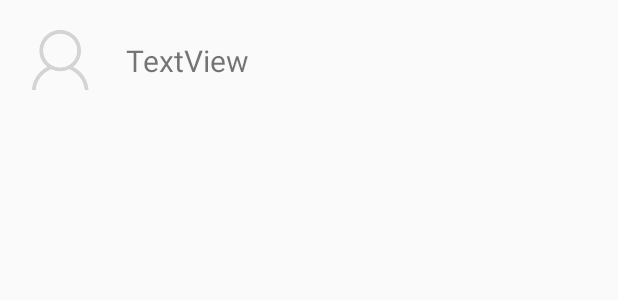
After one commit to wanyingc/PracticalParentApp, an Android app: the layout child_config_item.xml on its own in the app's theme, with its tools: preview values and no code run, on a phone screen of 412 x 824 dp. The commit adds this screen. Shown: the top 300 px of the screen. Run offline under Robolectric (Android 15) with nearby library versions, the phone set to English and light mode, and no system bars.

Commit message:
Properly populating default image in child list activity

```diff
--- a/app/src/main/java/ca/cmpt276/practicalparent/model/ChildManager.java
+++ b/app/src/main/java/ca/cmpt276/practicalparent/model/ChildManager.java
@@ -1,5 +1,6 @@
 package ca.cmpt276.practicalparent.model;
 
+import java.lang.reflect.Array;
 import java.util.ArrayList;
 import java.util.Iterator;
 import java.util.List;
@@ -36,6 +37,9 @@ public class ChildManager implements Iterable<String> {
     public String getChild(int index) {
         return children.get(index);
     }
+    public ArrayList getChildren() {
+        return (ArrayList) children;
+    }
 
     // Setters
     public void setChild(int index, String name) {
--- /dev/null
+++ b/app/src/main/res/layout/child_config_item.xml
@@ -0,0 +1,27 @@
+<?xml version="1.0" encoding="utf-8"?>
+<androidx.constraintlayout.widget.ConstraintLayout
+    xmlns:android="http://schemas.android.com/apk/res/android"
+    xmlns:app="http://schemas.android.com/apk/res-auto"
+    xmlns:tools="http://schemas.android.com/tools"
+    android:layout_width="match_parent"
+    android:layout_height="match_parent">
+
+    <ImageView
+        android:id="@+id/config_item_image"
+        android:layout_width="80dp"
+        android:layout_height="80dp"
+        app:srcCompat="@drawable/default_image"
+        tools:layout_editor_absoluteX="1dp"
+        tools:layout_editor_absoluteY="-5dp" />
+
+    <TextView
+        android:id="@+id/config_item_name"
+        android:layout_width="wrap_content"
+        android:layout_height="wrap_content"
+        android:layout_marginStart="4dp"
+        android:text="TextView"
+        android:textSize="20dp"
+        app:layout_constraintBottom_toBottomOf="@+id/config_item_image"
+        app:layout_constraintStart_toEndOf="@+id/config_item_image"
+        app:layout_constraintTop_toTopOf="@+id/config_item_image" />
+</androidx.constraintlayout.widget.ConstraintLayout>
--- a/app/src/main/res/layout/item.xml
+++ b/app/src/main/res/layout/item.xml
@@ -3,7 +3,8 @@
     android:layout_width="match_parent"
     android:layout_height="match_parent"
     android:textSize="24sp"
-    android:paddingLeft="10dp"
+    android:paddingStart="10dp"
+    android:paddingEnd="1dp"
     android:id="@+id/textView">
 
 </TextView>
```
Also changed, not shown: app/src/main/java/ca/cmpt276/practicalparent/view/ChildList.java (+28 -9 lines), app/src/main/res/drawable/default_image.png (added).
